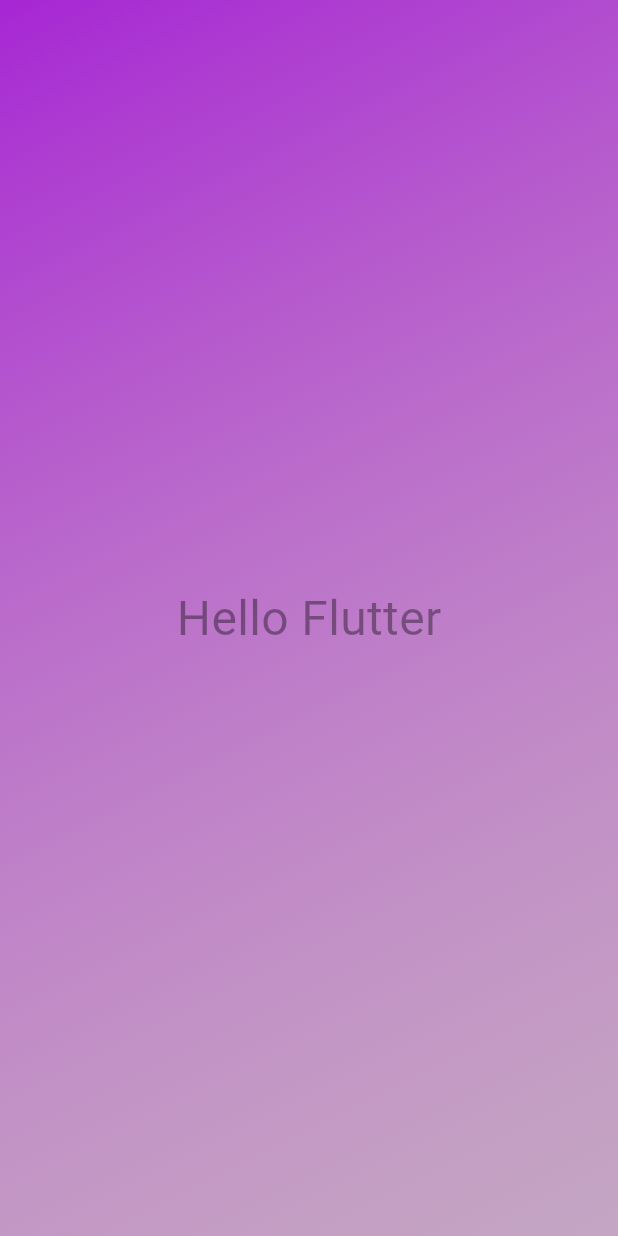
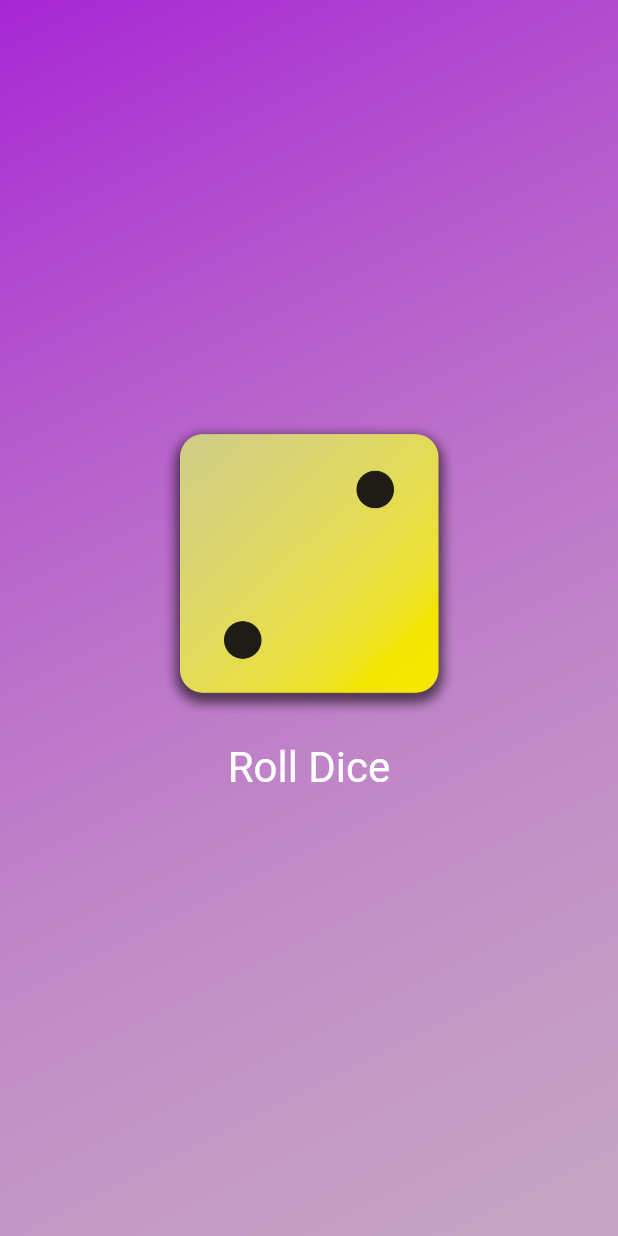
Before and after one commit to mxomasuku/flutter_playground, a Flutter app: the screen it shows after launch, on a phone screen of 412 x 824 dp. Run offline on Flutter 3.47's test engine with Material 3 defaults, Android fonts, the phone set to English and light mode, and no system bars.

Commit message:
Add Diceroller UI

```diff
--- /dev/null
+++ b/lib/dice_roller.dart
@@ -0,0 +1,48 @@
+import "dart:math";
+
+import "package:flutter/material.dart";
+
+final randomizer = Random();
+
+class DiceRoller extends StatefulWidget {
+  const DiceRoller({super.key});
+
+  @override
+  State<DiceRoller> createState() {
+    return _DiceRollerState();
+  }
+}
+
+//underscore class means the class in private
+class _DiceRollerState extends State<DiceRoller> {
+  var currentDiceRoll = 2;
+
+  void rollDice() {
+    //triggers reload
+    setState(() {
+      currentDiceRoll = randomizer.nextInt(6) + 1;
+    });
+
+    print("Changing Image");
+  }
+
+  @override
+  Widget build(context) {
+    return Column(
+      mainAxisSize: MainAxisSize.min,
+      children: [
+        Image.asset(
+          'assets/images/dice-$currentDiceRoll.png',
+          width: 200,
+        ),
+        TextButton(
+            onPressed: rollDice,
+            style: TextButton.styleFrom(
+                padding: EdgeInsets.all(20),
+                foregroundColor: Colors.white,
+                textStyle: TextStyle(fontSize: 28)),
+            child: Text("Roll Dice"))
+      ],
+    );
+  }
+}
--- a/lib/gradient_container.dart
+++ b/lib/gradient_container.dart
@@ -1,5 +1,6 @@
 import 'package:flutter/material.dart';
-import 'package:flutter_playground/styled_text.dart';
+// import 'package:flutter_playground/styled_text.dart';
+import 'package:flutter_playground/dice_roller.dart';
 
 const startAlignment = Alignment.topLeft;
 // Alignment? startAlignment;
@@ -21,7 +22,9 @@
         begin: startAlignment,
         end: endAlignment,
       )),
-      child: Center(child: StyledText('Hello Flutter')),
+      child: Center(
+        child: DiceRoller(),
+      ),
     );
   }
 }
--- a/lib/styled_text.dart
+++ b/lib/styled_text.dart
@@ -2,7 +2,7 @@
 
 class StyledText extends StatelessWidget {
   //text as a positional argument
-  StyledText(this.text, {super.key});
+  const StyledText(this.text, {super.key});
 
   final String text;
 
```
Also changed, not shown: pubspec.yaml (+7 -3 lines), assets/images/dice-1.png (added), assets/images/dice-2.png (added), assets/images/dice-3.png (added), assets/images/dice-4.png (added), assets/images/dice-5.png (added), assets/images/dice-6.png (added).
